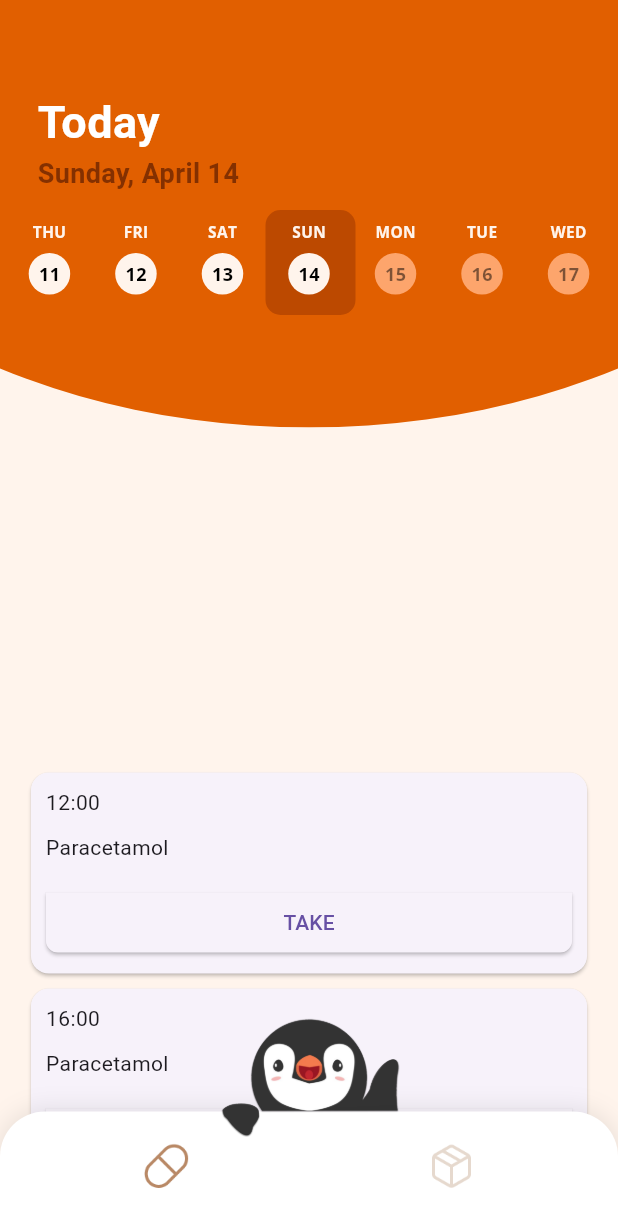
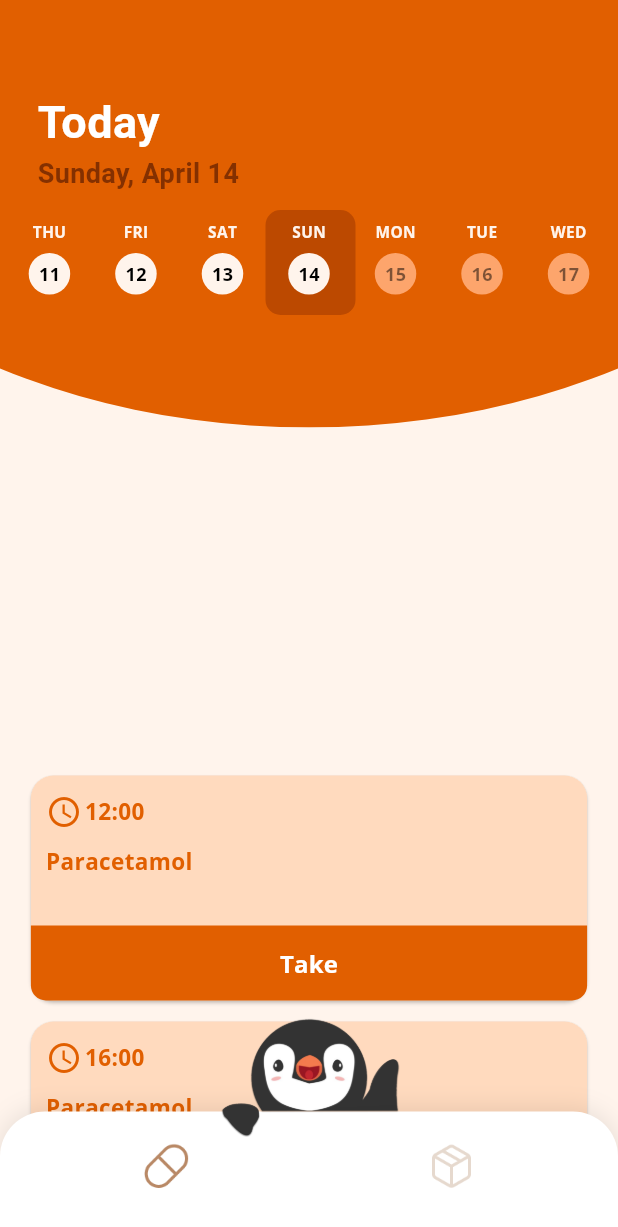
Before and after one commit to YZ1GO/L.EIC017_ES_PRJ, a Flutter app: the screen it shows after launch, on a phone screen of 412 x 824 dp. Shown: the top 1227 px of the screen. Run offline on Flutter 3.47's test engine with Material 3 defaults, Android fonts, the phone set to English and light mode, and no system bars; our stand-ins replace firebase_core, firebase_database, flutter_local_notifications, permission_handler, shared_preferences; accounts and stored records are empty.

Commit message:
improved aesthetics of the card

```diff
--- a/app/lib/widgets/medicament_reminder_widget.dart
+++ b/app/lib/widgets/medicament_reminder_widget.dart
@@ -50,31 +50,83 @@ class MedicationReminderCard extends StatelessWidget {
       child: FractionallySizedBox(
         widthFactor: 0.9,
         child: Card(
-          margin: const EdgeInsets.symmetric(vertical: 5),
-          child: Container(
-            padding: const EdgeInsets.all(10),
+          margin: const EdgeInsets.symmetric(vertical: 7),
+          shape: RoundedRectangleBorder(
+            borderRadius: BorderRadius.circular(15),
+          ),
+          color: const Color.fromRGBO(255, 218, 190, 1),
+          child: SizedBox(
+            height: 150,
+            child: Stack(
+              children: [
+                Container(
+                  padding: const EdgeInsets.fromLTRB(10, 10, 10, 60),
                   child: Column(
                     crossAxisAlignment: CrossAxisAlignment.stretch,
                     children: [
+                      Row(
+                        children: [
+                          const Padding(
+                            padding: EdgeInsets.only(top: 2),
+                            child: Icon(
+                              Icons.access_time,
+                              color: Color.fromRGBO(225, 95, 0, 1),
+                            ),
+                          ),
+                          const SizedBox(width: 2),
                           Text(
                             formatTimeToString(time),
+                            style: const TextStyle(
+                              fontFamily: 'Open_Sans',
+                              fontWeight: FontWeight.bold,
+                              fontSize: 15,
+                              color: Color.fromRGBO(225, 95, 0, 1),
+                            ),
+                          ),
+                        ],
                       ),
                       const SizedBox(height: 10),
-                Text(medicamentName),
-                const SizedBox(height: 16),
-                ElevatedButton(
+                      Text(
+                          medicamentName,
+                        style: const TextStyle(
+                          fontFamily: 'Open_Sans',
+                          fontWeight: FontWeight.bold,
+                          fontSize: 15,
+                          color: Color.fromRGBO(225, 95, 0, 1),
+                        ),
+                      ),
+                      const SizedBox(height: 10),
+                    ],
+                  ),
+                ),
+                Positioned(
+                  bottom: 0,
+                  left: 0,
+                  right: 0,
+                  child: SizedBox(
+                    height: 50,
+                    child: ElevatedButton(
                       onPressed: onPressed,
                       style: ElevatedButton.styleFrom(
-                    shape: RoundedRectangleBorder(
+                        elevation: 0,
+                        shape: const RoundedRectangleBorder(
                           borderRadius: BorderRadius.only(
-                        bottomLeft: Radius.circular(8),
-                        bottomRight: Radius.circular(8),
+                            bottomLeft: Radius.circular(10),
+                            bottomRight: Radius.circular(10),
+                          ),
+                        ),
+                        backgroundColor: const Color.fromRGBO(225, 95, 0, 1),
+                        foregroundColor: Colors.white,
+                      ),
+                      child: const Text(
+                          'Take',
+                          style: TextStyle(
+                            fontFamily: 'Open_Sans',
+                            fontSize: 16,
+                            fontWeight: FontWeight.bold,
                           ),
                       ),
                     ),
-                  child: Container(
-                    alignment: Alignment.center,
-                    child: const Text('TAKE'),
                   ),
                 ),
               ],
```
Lines whose indentation alone changed are shown as unchanged.
